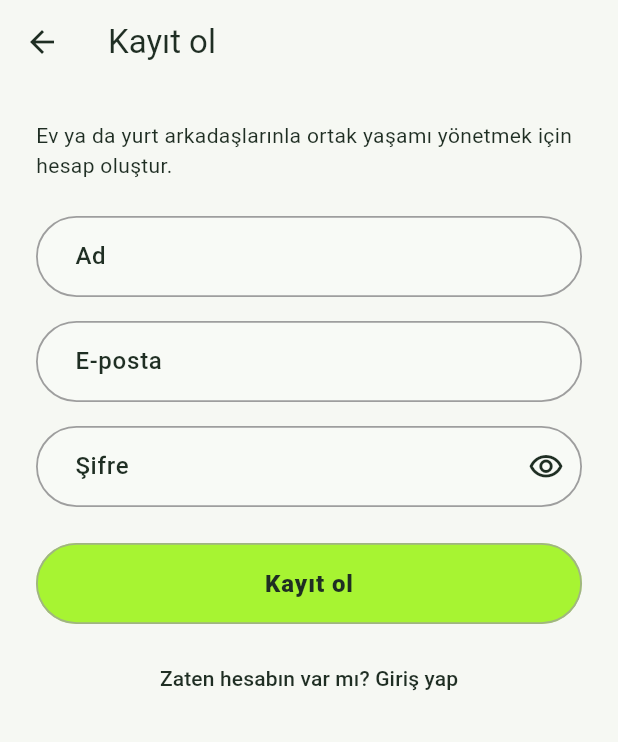
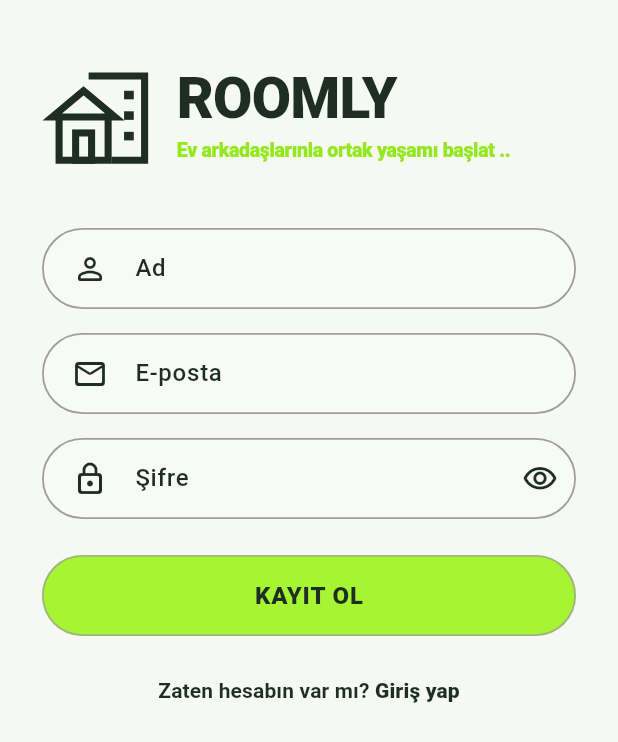
Before and after one commit to BerkSZc/Roomly, a Flutter app: the screen it shows after launch, after a tap on "Hesabın yok mu? Kayıt ol", on a phone screen of 412 x 824 dp. Shown: the top 742 px of the screen. Run offline on Flutter 3.47's test engine with Material 3 defaults, Android fonts, the phone set to English and light mode, and no system bars; our stand-ins replace dio, flutter_riverpod, flutter_secure_storage, go_router, material_ui.

Commit message:
feat(auth): giriş ve kayıt ekranları yeni marka tasarımında
Ekranlar BrandFormScaffold, hap alanlar ve lime PrimaryButton kullanır;
oturum, hata ve doğrulama mantığı aynen korunur. Kayıtta Android geri
hareketi girişe döner. Etkilenen dashboard ve davet testleri yeni
düğme metinlerine uyduruldu.

```diff
--- /dev/null
+++ b/mobile/lib/features/auth/presentation/auth_switch_link.dart
@@ -0,0 +1,37 @@
+import 'package:material_ui/material_ui.dart';
+
+/// "Hesabın yok mu? Kayıt ol" biçimli, ekranlar arası geçiş bağlantısı.
+/// TextButton olduğu için 48 dp dokunma alanı ve düğme semantiği taşır.
+class AuthSwitchLink extends StatelessWidget {
+  const AuthSwitchLink({
+    super.key,
+    required this.question,
+    required this.action,
+    required this.onPressed,
+  });
+
+  final String question;
+  final String action;
+  final VoidCallback? onPressed;
+
+  @override
+  Widget build(BuildContext context) {
+    return Center(
+      child: TextButton(
+        onPressed: onPressed,
+        child: Text.rich(
+          TextSpan(
+            style: const TextStyle(fontWeight: FontWeight.w700),
+            children: [
+              TextSpan(text: '$question '),
+              TextSpan(
+                text: action,
+                style: const TextStyle(fontWeight: FontWeight.w800),
+              ),
+            ],
+          ),
+        ),
+      ),
+    );
+  }
+}
--- a/mobile/lib/features/auth/presentation/login_screen.dart
+++ b/mobile/lib/features/auth/presentation/login_screen.dart
@@ -3,11 +3,14 @@ import 'package:go_router/go_router.dart';
 import 'package:material_ui/material_ui.dart';
 
 import '../../../core/errors/api_exception.dart';
+import '../../../core/router/session_redirect.dart';
 import '../../../core/theme/app_tokens.dart';
 import '../../../core/widgets/app_buttons.dart';
 import '../../../core/widgets/app_snack_bar.dart';
 import '../../../core/widgets/app_text_field.dart';
+import '../../../core/widgets/brand_form_scaffold.dart';
 import '../application/session_controller.dart';
+import 'auth_switch_link.dart';
 import 'auth_validators.dart';
 
 class LoginScreen extends ConsumerStatefulWidget {
@@ -54,38 +57,16 @@ class _LoginScreenState extends ConsumerState<LoginScreen> {
 
   @override
   Widget build(BuildContext context) {
-    final theme = Theme.of(context);
-    return Scaffold(
-      body: SafeArea(
-        child: Center(
-          child: SingleChildScrollView(
-            padding: const EdgeInsets.all(AppSpacing.xl),
-            child: Form(
+    return Form(
       key: _formKey,
       child: AutofillGroup(
-                child: Column(
-                  crossAxisAlignment: CrossAxisAlignment.stretch,
+        child: BrandFormScaffold(
+          subtitle: 'Ortak yaşamı tek bir yerden yönet ..',
           children: [
-                    Icon(
-                      Icons.home_work_outlined,
-                      size: 64,
-                      color: theme.colorScheme.primary,
-                    ),
-                    const SizedBox(height: AppSpacing.lg),
-                    Text(
-                      'Roomly',
-                      style: theme.textTheme.headlineMedium,
-                      textAlign: TextAlign.center,
-                    ),
-                    const SizedBox(height: AppSpacing.sm),
-                    Text(
-                      'Ortak yaşamı tek yerden yönet.',
-                      style: theme.textTheme.bodyMedium,
-                      textAlign: TextAlign.center,
-                    ),
-                    const SizedBox(height: AppSpacing.xxl),
             AppTextField(
               label: 'E-posta',
+              floatingLabel: false,
+              prefixIcon: Icons.mail_outline_rounded,
               controller: _email,
               keyboardType: TextInputType.emailAddress,
               textInputAction: TextInputAction.next,
@@ -96,6 +77,8 @@ class _LoginScreenState extends ConsumerState<LoginScreen> {
             const SizedBox(height: AppSpacing.lg),
             AppTextField(
               label: 'Şifre',
+              floatingLabel: false,
+              prefixIcon: Icons.lock_outline_rounded,
               controller: _password,
               obscure: true,
               textInputAction: TextInputAction.done,
@@ -107,22 +90,19 @@ class _LoginScreenState extends ConsumerState<LoginScreen> {
             ),
             const SizedBox(height: AppSpacing.xl),
             PrimaryButton(
-                      label: 'Giriş yap',
+              label: 'GİRİŞ YAP',
               isLoading: _loading,
               onPressed: _submit,
             ),
             const SizedBox(height: AppSpacing.md),
-                    TextButton(
+            AuthSwitchLink(
+              question: 'Hesabın yok mu?',
+              action: 'Kayıt ol',
               onPressed: _loading
                   ? null
-                          : () => context.go('/register'),
-                      child: const Text('Hesabın yok mu? Kayıt ol'),
+                  : () => context.go(SessionRedirect.register),
             ),
           ],
-                ),
-              ),
-            ),
-          ),
         ),
       ),
     );
--- a/mobile/lib/features/auth/presentation/register_screen.dart
+++ b/mobile/lib/features/auth/presentation/register_screen.dart
@@ -3,11 +3,14 @@ import 'package:go_router/go_router.dart';
 import 'package:material_ui/material_ui.dart';
 
 import '../../../core/errors/api_exception.dart';
+import '../../../core/router/session_redirect.dart';
 import '../../../core/theme/app_tokens.dart';
 import '../../../core/widgets/app_buttons.dart';
 import '../../../core/widgets/app_snack_bar.dart';
 import '../../../core/widgets/app_text_field.dart';
+import '../../../core/widgets/brand_form_scaffold.dart';
 import '../application/session_controller.dart';
+import 'auth_switch_link.dart';
 import 'auth_validators.dart';
 
 class RegisterScreen extends ConsumerStatefulWidget {
@@ -32,6 +35,8 @@ class _RegisterScreenState extends ConsumerState<RegisterScreen> {
     _password.dispose();
     super.dispose();
   }
+
+  void _goToLogin() => context.go(SessionRedirect.login);
 
   Future<void> _submit() async {
     setState(() => _serverErrors = const {});
@@ -62,29 +67,22 @@ class _RegisterScreenState extends ConsumerState<RegisterScreen> {
 
   @override
   Widget build(BuildContext context) {
-    final theme = Theme.of(context);
-    return Scaffold(
-      appBar: AppBar(
-        title: const Text('Kayıt ol'),
-        leading: BackButton(onPressed: () => context.go('/login')),
-      ),
-      body: SafeArea(
-        child: SingleChildScrollView(
-          padding: const EdgeInsets.all(AppSpacing.xl),
+    // AppBar'daki geri düğmesi kalktı; Android geri hareketi girişe döner.
+    return PopScope(
+      canPop: false,
+      onPopInvokedWithResult: (didPop, _) {
+        if (!didPop && !_loading) _goToLogin();
+      },
       child: Form(
         key: _formKey,
         child: AutofillGroup(
-              child: Column(
-                crossAxisAlignment: CrossAxisAlignment.stretch,
+          child: BrandFormScaffold(
+            subtitle: 'Ev arkadaşlarınla ortak yaşamı başlat ..',
             children: [
-                  Text(
-                    'Ev ya da yurt arkadaşlarınla ortak yaşamı yönetmek için hesap oluştur.',
-                    style: theme.textTheme.bodyMedium,
-                  ),
-                  const SizedBox(height: AppSpacing.xl),
               AppTextField(
                 label: 'Ad',
-                    hint: 'Arkadaşlarının göreceği ad',
+                floatingLabel: false,
+                prefixIcon: Icons.person_outline_rounded,
                 controller: _name,
                 textInputAction: TextInputAction.next,
                 textCapitalization: TextCapitalization.words,
@@ -97,6 +95,8 @@ class _RegisterScreenState extends ConsumerState<RegisterScreen> {
               const SizedBox(height: AppSpacing.lg),
               AppTextField(
                 label: 'E-posta',
+                floatingLabel: false,
+                prefixIcon: Icons.mail_outline_rounded,
                 controller: _email,
                 keyboardType: TextInputType.emailAddress,
                 textInputAction: TextInputAction.next,
@@ -108,7 +108,8 @@ class _RegisterScreenState extends ConsumerState<RegisterScreen> {
               const SizedBox(height: AppSpacing.lg),
               AppTextField(
                 label: 'Şifre',
-                    hint: 'En az 8 karakter, harf ve rakam',
+                floatingLabel: false,
+                prefixIcon: Icons.lock_outline_rounded,
                 controller: _password,
                 obscure: true,
                 textInputAction: TextInputAction.done,
@@ -120,18 +121,17 @@ class _RegisterScreenState extends ConsumerState<RegisterScreen> {
               ),
               const SizedBox(height: AppSpacing.xl),
               PrimaryButton(
-                    label: 'Kayıt ol',
+                label: 'KAYIT OL',
                 isLoading: _loading,
                 onPressed: _submit,
               ),
               const SizedBox(height: AppSpacing.md),
-                  TextButton(
-                    onPressed: _loading ? null : () => context.go('/login'),
-                    child: const Text('Zaten hesabın var mı? Giriş yap'),
+              AuthSwitchLink(
+                question: 'Zaten hesabın var mı?',
+                action: 'Giriş yap',
+                onPressed: _loading ? null : _goToLogin,
               ),
             ],
-              ),
-            ),
           ),
         ),
       ),
```
Also changed, not shown: 3 other files. Lines whose indentation alone changed are shown as unchanged.
